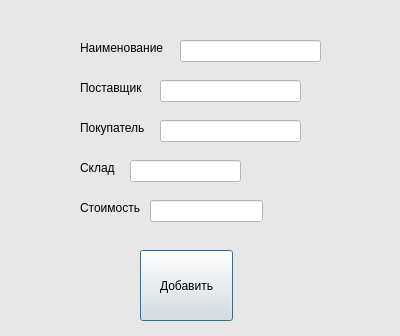
This is add_product.ui in JolyRed/product-control as Qt 5 draws it before an edit. The edited form follows.
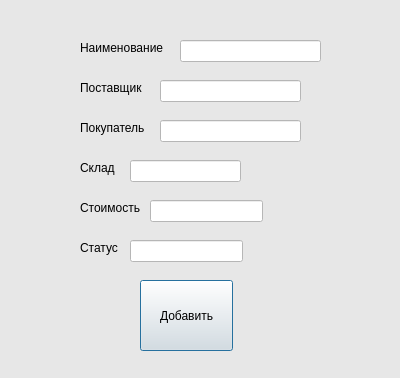
This is the edited form.

```diff
--- a/add_product.ui
+++ b/add_product.ui
@@ -7,7 +7,7 @@
     <x>0</x>
     <y>0</y>
     <width>400</width>
-    <height>336</height>
+    <height>378</height>
    </rect>
   </property>
   <property name="windowTitle">
@@ -150,7 +150,7 @@
    <property name="geometry">
     <rect>
      <x>140</x>
-     <y>250</y>
+     <y>280</y>
      <width>93</width>
      <height>71</height>
     </rect>
@@ -159,6 +159,32 @@
     <string>Добавить</string>
    </property>
   </widget>
+  <widget class="QLabel" name="label_7">
+   <property name="geometry">
+    <rect>
+     <x>80</x>
+     <y>240</y>
+     <width>71</width>
+     <height>16</height>
+    </rect>
+   </property>
+   <property name="text">
+    <string>Статус</string>
+   </property>
+  </widget>
+  <widget class="QLineEdit" name="lineEdit_7">
+   <property name="geometry">
+    <rect>
+     <x>130</x>
+     <y>240</y>
+     <width>113</width>
+     <height>22</height>
+    </rect>
+   </property>
+   <property name="styleSheet">
+    <string notr="true">background-color: rgb(255, 255, 255);</string>
+   </property>
+  </widget>
  </widget>
  <resources/>
  <connections/>
```
